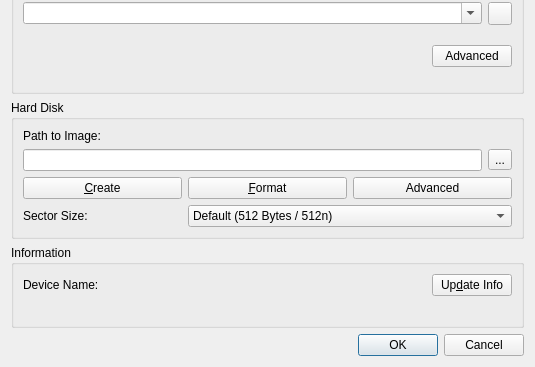
This is src/Properties_Window.ui in chronic8000/aqemu as Qt 5 draws it before an edit; both pictures show x 0 to 535 and y 193 to 560 of the 535 by 560 pixel window. The edited form follows.
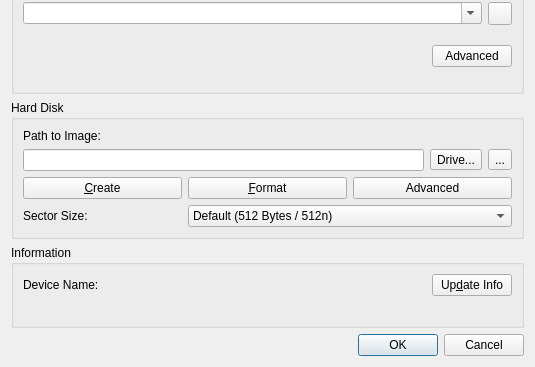
This is the edited form. Icons and pictures are not drawn. Custom widgets are drawn as their Qt base class.

Commit message: feat: add translations, themed About, and physical drives

```diff
--- a/src/Properties_Window.ui
+++ b/src/Properties_Window.ui
@@ -186,6 +186,16 @@
         <item>
          <widget class="QLineEdit" name="Edit_HDD_Image_Path"/>
         </item>
+        <item>
+         <widget class="QToolButton" name="TB_HDD_Physical">
+          <property name="toolTip">
+           <string>Use a whole physical drive or one partition</string>
+          </property>
+          <property name="text">
+           <string>Drive...</string>
+          </property>
+         </widget>
+        </item>
         <item>
          <widget class="QToolButton" name="TB_HDD_Image_Browse">
           <property name="toolTip">
```
The commit also changes 31 other files.
